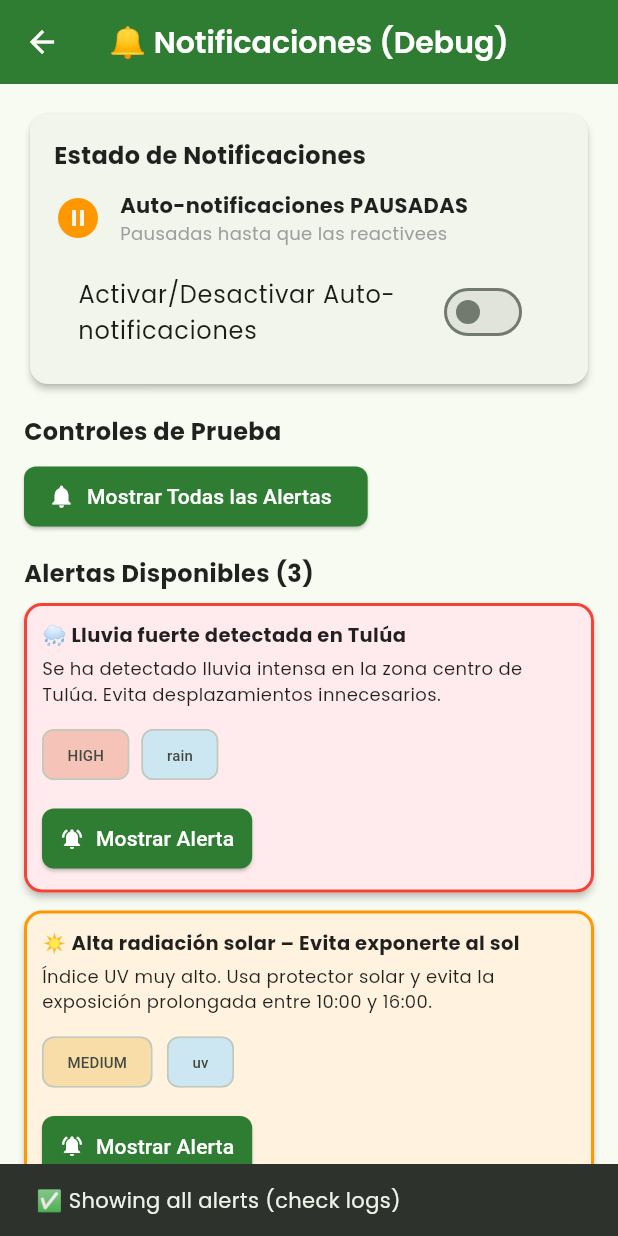
After one commit to CarlosPad08/EcoMonitor, a Flutter app: the NotificationsDebugPage screen opened directly, after a tap on "Activar/Desactivar Auto-notificaciones", after a tap on "Mostrar Todas las Alertas", on a phone screen of 412 x 824 dp. The commit adds this screen. Run offline on Flutter 3.47's test engine with Material 3 defaults, Android fonts, the phone set to English and light mode, and no system bars; our stand-ins replace dio, flutter_local_notifications, flutter_riverpod, shimmer.

Commit message:
Actualiza configuración de Android y dependencias, agrega soporte de notificaciones

```diff
--- /dev/null
+++ b/lib/core/notifications/notification_service.dart
@@ -0,0 +1,198 @@
+import 'dart:convert';
+import 'dart:async';
+import 'package:flutter/foundation.dart';
+import 'package:flutter/material.dart';
+import 'package:flutter/services.dart' show rootBundle;
+import 'package:flutter_local_notifications/flutter_local_notifications.dart';
+
+/// Modelo simple para una alerta
+class AlertNotification {
+  final String id;
+  final String type;
+  final String title;
+  final String message;
+  final String severity;
+  final String timestamp;
+
+  AlertNotification({
+    required this.id,
+    required this.type,
+    required this.title,
+    required this.message,
+    required this.severity,
+    required this.timestamp,
+  });
+
+  factory AlertNotification.fromJson(Map<String, dynamic> json) {
+    return AlertNotification(
+      id: json['id'] as String,
+      type: json['type'] as String,
+      title: json['title'] as String,
+      message: json['message'] as String,
+      severity: json['severity'] as String,
+      timestamp: json['timestamp'] as String,
+    );
+  }
+}
+
+/// NotificationService: Maneja notificaciones locales desde JSON
+class NotificationService {
+  NotificationService._();
+  static final NotificationService _instance = NotificationService._();
+  factory NotificationService() => _instance;
+
+  final FlutterLocalNotificationsPlugin _flutterLocalNotificationsPlugin =
+      FlutterLocalNotificationsPlugin();
+
+  List<AlertNotification> _loadedAlerts = [];
+  Timer? _autoNotificationTimer;
+  int _notificationCounter = 0;
+
+  /// Inicializar el servicio de notificaciones
+  Future<void> init() async {
+    debugPrint('🔔 Initializing NotificationService...');
+
+    const AndroidInitializationSettings initializationSettingsAndroid =
+        AndroidInitializationSettings('@mipmap/ic_launcher');
+
+    final InitializationSettings initializationSettings =
+        InitializationSettings(android: initializationSettingsAndroid);
+
+    await _flutterLocalNotificationsPlugin.initialize(initializationSettings);
+
+    const AndroidNotificationChannel channel = AndroidNotificationChannel(
+      'eco_monitor_alerts',
+      'EcoMonitor Alertas',
+      description: 'Notificaciones de alertas meteorológicas',
+      importance: Importance.high,
+      playSound: true,
+    );
+
+    await _flutterLocalNotificationsPlugin
+        .resolvePlatformSpecificImplementation<
+            AndroidFlutterLocalNotificationsPlugin>()
+        ?.createNotificationChannel(channel);
+
+    await _loadAlertsFromJson();
+    _scheduleAutoNotifications();
+  }
+
+  /// Cargar alertas desde assets/data/alerts.json
+  Future<void> _loadAlertsFromJson() async {
+    try {
+      final String jsonString = await rootBundle.loadString('assets/data/alerts.json');
+      final List<dynamic> jsonData = jsonDecode(jsonString);
+
+      _loadedAlerts = jsonData
+          .map((item) => AlertNotification.fromJson(item as Map<String, dynamic>))
+          .toList();
+
+      debugPrint('✅ Loaded ${_loadedAlerts.length} alerts from JSON');
+      for (final alert in _loadedAlerts) {
+        debugPrint('   - ${alert.title}');
+      }
+    } catch (e) {
+      debugPrint('❌ Error loading alerts: $e');
+    }
+  }
+
+  /// Programar notificaciones automáticas
+  void _scheduleAutoNotifications() {
+    _autoNotificationTimer = Timer(const Duration(seconds: 30), () {
+      _showNextNotification();
+    });
+    debugPrint('📅 Auto-notifications scheduled for 30s from now');
+  }
+
+  /// Mostrar la siguiente notificación
+  void _showNextNotification() {
+    if (_loadedAlerts.isEmpty) {
+      debugPrint('⚠️  No alerts to show');
+      return;
+    }
+
+    final alert = _loadedAlerts[_notificationCounter % _loadedAlerts.length];
+    _displayNotification(alert);
+    debugPrint('📬 Showing notification: ${alert.title}');
+
+    _notificationCounter++;
+
+    _autoNotificationTimer = Timer(const Duration(seconds: 30), () {
+      _showNextNotification();
+    });
+  }
+
+  /// Mostrar una notificación en la barra del sistema
+  Future<void> _displayNotification(AlertNotification alert) async {
+    try {
+      await _flutterLocalNotificationsPlugin.show(
+        alert.id.hashCode,
+        alert.title,
+        alert.message,
+        NotificationDetails(
+          android: AndroidNotificationDetails(
+            'eco_monitor_alerts',
+            'EcoMonitor Alertas',
+            channelDescription: 'Notificaciones de alertas meteorológicas',
+            importance: Importance.max,
+            priority: Priority.high,
+            playSound: true,
+            enableVibration: true,
+            showWhen: true,
+            color: _getColorBySeverity(alert.severity),
+          ),
+        ),
+      );
+      debugPrint('✅ Notification displayed in system tray');
+    } catch (e) {
+      debugPrint('❌ Error displaying notification: $e');
+    }
+  }
+
+  /// Obtener color según severidad
+  Color _getColorBySeverity(String severity) {
+    if (severity == 'high') {
+      return const Color(0xFFE53935); // Rojo
+    } else if (severity == 'medium') {
+      return const Color(0xFFFFA726); // Naranja
+    }
+    return const Color(0xFF66BB6A); // Verde
+  }
+
+  /// Mostrar una alerta manualmente
+  void showAlertById(String alertId) {
+    try {
+      final alert = _loadedAlerts.firstWhere((a) => a.id == alertId);
+      _displayNotification(alert);
+    } catch (e) {
+      debugPrint('❌ Alert not found: $alertId');
+    }
+  }
+
+  /// Mostrar todas las alertas
+  Future<void> showAllAlerts() async {
+    for (final alert in _loadedAlerts) {
+      await _displayNotification(alert);
+      await Future.delayed(const Duration(milliseconds: 500));
+    }
+  }
+
+  /// Obtener todas las alertas
+  List<AlertNotification> getLoadedAlerts() => _loadedAlerts;
+
+  /// Detener notificaciones
+  void stopAutoNotifications() {
+    _autoNotificationTimer?.cancel();
+    debugPrint('⏹️  Auto-notifications stopped');
+  }
+
+  /// Reanudar notificaciones
+  void resumeAutoNotifications() {
+    _scheduleAutoNotifications();
+  }
+
+  /// Dispose
+  void dispose() {
+    _autoNotificationTimer?.cancel();
+  }
+}
--- /dev/null
+++ b/lib/features/weather/presentation/pages/notifications_debug_page.dart
@@ -0,0 +1,208 @@
+import 'package:flutter/material.dart';
+import 'package:eco_monitor/core/notifications/notification_service.dart';
+
+/// Debug/Test screen for notifications
+/// Shows alerts loaded from JSON and allows manual testing
+class NotificationsDebugPage extends StatefulWidget {
+  const NotificationsDebugPage({super.key});
+
+  @override
+  State<NotificationsDebugPage> createState() => _NotificationsDebugPageState();
+}
+
+class _NotificationsDebugPageState extends State<NotificationsDebugPage> {
+  final _notificationService = NotificationService();
+  bool _autoNotificationsEnabled = true;
+
+  @override
+  void dispose() {
+    super.dispose();
+  }
+
+  Future<void> _toggleAutoNotifications() async {
+    setState(() {
+      _autoNotificationsEnabled = !_autoNotificationsEnabled;
+    });
+
+    if (_autoNotificationsEnabled) {
+      _notificationService.resumeAutoNotifications();
+      _showSnackBar('✅ Auto-notifications resumed');
+    } else {
+      _notificationService.stopAutoNotifications();
+      _showSnackBar('⏹️  Auto-notifications stopped');
+    }
+  }
+
+  void _showAllAlerts() {
+    _notificationService.showAllAlerts();
+    _showSnackBar('✅ Showing all alerts (check logs)');
+  }
+
+  void _showSnackBar(String message) {
+    if (mounted) {
+      ScaffoldMessenger.of(context).showSnackBar(
+        SnackBar(content: Text(message), duration: const Duration(seconds: 2)),
+      );
+    }
+  }
+
+  @override
+  Widget build(BuildContext context) {
+    final alerts = _notificationService.getLoadedAlerts();
+
+    return Scaffold(
+      appBar: AppBar(
+        title: const Text('🔔 Notificaciones (Debug)'),
+      ),
+      body: SingleChildScrollView(
+        padding: const EdgeInsets.all(16.0),
+        child: Column(
+          crossAxisAlignment: CrossAxisAlignment.start,
+          children: [
+            // Estado de notificaciones
+            Card(
+              child: Padding(
+                padding: const EdgeInsets.all(16),
+                child: Column(
+                  crossAxisAlignment: CrossAxisAlignment.start,
+                  children: [
+                    const Text(
+                      'Estado de Notificaciones',
+                      style: TextStyle(fontSize: 16, fontWeight: FontWeight.bold),
+                    ),
+                    const SizedBox(height: 12),
+                    Row(
+                      children: [
+                        Icon(
+                          _autoNotificationsEnabled ? Icons.check_circle : Icons.pause_circle,
+                          color: _autoNotificationsEnabled ? Colors.green : Colors.orange,
+                          size: 32,
+                        ),
+                        const SizedBox(width: 12),
+                        Expanded(
+                          child: Column(
+                            crossAxisAlignment: CrossAxisAlignment.start,
+                            children: [
+                              Text(
+                                _autoNotificationsEnabled
+                                    ? 'Auto-notificaciones ACTIVADAS'
+                                    : 'Auto-notificaciones PAUSADAS',
+                                style: const TextStyle(fontWeight: FontWeight.bold),
+                              ),
+                              Text(
+                                _autoNotificationsEnabled
+                                    ? 'Se mostrarán cada 30 segundos'
+                                    : 'Pausadas hasta que las reactivees',
+                                style: const TextStyle(fontSize: 12, color: Colors.grey),
+                              ),
+                            ],
+                          ),
+                        ),
+                      ],
+                    ),
+                    const SizedBox(height: 12),
+                    SwitchListTile(
+                      title: const Text('Activar/Desactivar Auto-notificaciones'),
+                      value: _autoNotificationsEnabled,
+                      onChanged: (_) => _toggleAutoNotifications(),
+                    ),
+                  ],
+                ),
+              ),
+            ),
+            const SizedBox(height: 16),
+
+            // Botones de prueba
+            const Text(
+              'Controles de Prueba',
+              style: TextStyle(fontSize: 16, fontWeight: FontWeight.bold),
+            ),
+            const SizedBox(height: 8),
+            ElevatedButton.icon(
+              onPressed: _showAllAlerts,
+              icon: const Icon(Icons.notifications),
+              label: const Text('Mostrar Todas las Alertas'),
+            ),
+            const SizedBox(height: 16),
+
+            // Alertas cargadas
+            Text(
+              'Alertas Disponibles (${alerts.length})',
+              style: const TextStyle(fontSize: 16, fontWeight: FontWeight.bold),
+            ),
+            const SizedBox(height: 8),
+            if (alerts.isEmpty)
+              const Padding(
+                padding: EdgeInsets.all(16),
+                child: Text('⚠️  No alerts loaded'),
+              )
+            else
+              ...alerts.map((alert) => _buildAlertCard(alert)),
+          ],
+        ),
+      ),
+    );
+  }
+
+  Widget _buildAlertCard(dynamic alert) {
+    final colorBg = alert.severity == 'high' ? Colors.red[50] : Colors.orange[50];
+    final colorBorder = alert.severity == 'high' ? Colors.red : Colors.orange;
+
+    return Card(
+      color: colorBg,
+      margin: const EdgeInsets.only(bottom: 12),
+      shape: RoundedRectangleBorder(
+        side: BorderSide(color: colorBorder, width: 2),
+        borderRadius: BorderRadius.circular(12),
+      ),
+      child: Padding(
+        padding: const EdgeInsets.all(12),
+        child: Column(
+          crossAxisAlignment: CrossAxisAlignment.start,
+          children: [
+            Text(
+              alert.title,
+              style: const TextStyle(
+                fontSize: 13,
+                fontWeight: FontWeight.bold,
+              ),
+            ),
+            const SizedBox(height: 4),
+            Text(
+              alert.message,
+              style: const TextStyle(fontSize: 12),
+            ),
+            const SizedBox(height: 8),
+            Row(
+              children: [
+                Chip(
+                  label: Text(alert.severity.toUpperCase()),
+                  backgroundColor: colorBorder.withOpacity(0.3),
+                  labelStyle: const TextStyle(fontSize: 10),
+                ),
+                const SizedBox(width: 8),
+                Chip(
+                  label: Text(alert.type),
+                  backgroundColor: Colors.blue.withOpacity(0.2),
+                  labelStyle: const TextStyle(fontSize: 10),
+                ),
+              ],
+            ),
+            const SizedBox(height: 8),
+            ElevatedButton.icon(
+              onPressed: () {
+                _notificationService.showAlertById(alert.id);
+                _showSnackBar('Mostrado: ${alert.title}');
+              },
+              icon: const Icon(Icons.notifications_active, size: 16),
+              label: const Text('Mostrar Alerta'),
+              style: ElevatedButton.styleFrom(
+                padding: const EdgeInsets.symmetric(horizontal: 12, vertical: 8),
+              ),
+            ),
+          ],
+        ),
+      ),
+    );
+  }
+}
--- a/pubspec.yaml
+++ b/pubspec.yaml
@@ -26,11 +26,13 @@ dependencies:
 
   # Utilidades
   intl: ^0.18.1
-  shared_preferences: ^2.2.2
   path_provider: ^2.1.1
 
   # Iconos
   cupertino_icons: ^1.0.2
+
+  # Local notifications for displaying system tray alerts
+  flutter_local_notifications: ^17.0.0
 
 dev_dependencies:
   flutter_test:
@@ -47,6 +49,7 @@ flutter:
   assets:
     - assets/images/
     - assets/animations/
+    - assets/data/alerts.json
 
   fonts:
     - family: Poppins
```
Also changed, not shown: assets/data/alerts.json (added, +26 -0 lines), lib/features/weather/presentation/providers/settings_provider.dart (+4 -18 lines), lib/main.dart (+12 -1 lines), package-lock.json (added), pubspec.lock, 6 other files.
